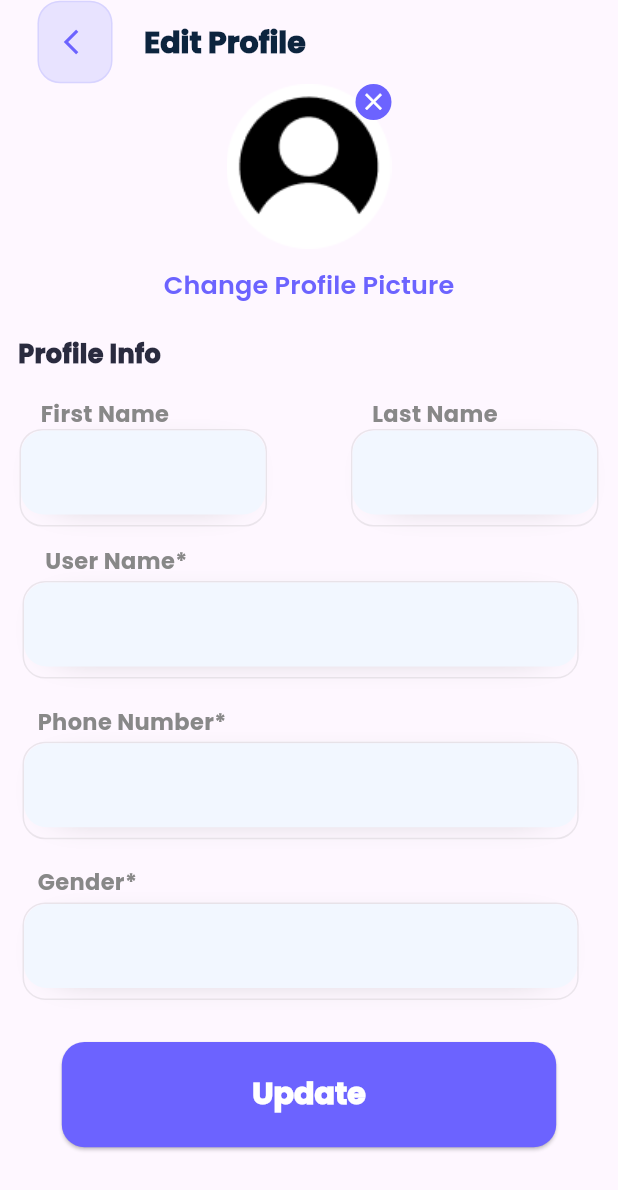
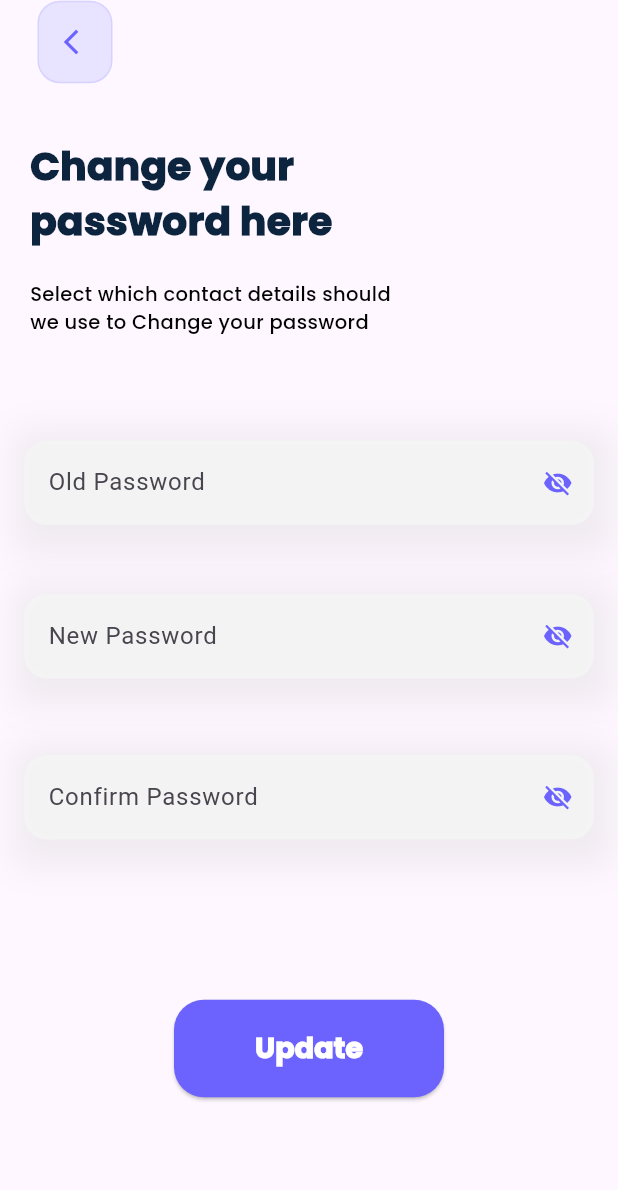
Before and after one commit to ayafathy1/Homefinder1, a Flutter app: the screen it shows after launch, on a phone screen of 412 x 824 dp. Shown: the top 1190 px of the screen. Run offline on Flutter 3.47's test engine with Material 3 defaults, Android fonts, the phone set to English and light mode, and no system bars; our stand-ins replace animated_splash_screen, dio, flutter_rating_bar, get, pretty_dio_logger, shared_preferences and 1 more; missing offline and left inert: flutter_arc_text, splash_view.

Commit message:
create change password screen

```diff
--- /dev/null
+++ b/homefinder1/lib/Screens/change_password/change_password_screen.dart
@@ -0,0 +1,215 @@
+import 'package:flutter/cupertino.dart';
+import 'package:flutter/material.dart';
+import 'package:get/get.dart';
+import 'package:homefinder1/Widget/custom_arrow_back.dart';
+import 'package:homefinder1/Widget/custom_elevated_button_widget.dart';
+import 'package:homefinder1/utilities/colors.dart';
+import 'package:homefinder1/utilities/constants.dart';
+
+import '../../Widget/custom_text_field_widget.dart';
+import 'controller/change_password_controller.dart';
+
+class ChangePasswordScreen extends StatefulWidget {
+  const ChangePasswordScreen ({super.key});
+
+  @override
+  State<ChangePasswordScreen> createState() => _ChangePasswordScreenState();
+}
+
+class _ChangePasswordScreenState extends State<ChangePasswordScreen> {
+  @override
+  Widget build(BuildContext context) {
+    return GetBuilder(
+        init: ChangePasswordController(),
+    builder: (ChangePasswordController controller) {
+    return  Scaffold(
+      appBar: AppBar(
+        leading: CustomArrowBack(),
+        leadingWidth: 75,
+      ),
+      body: Column(
+        crossAxisAlignment: CrossAxisAlignment.start,
+        children: [
+          Container(
+            margin: EdgeInsets.only(right: 5,left: 20,top: 15),
+            width: Get.width*0.5,
+            height: Get.height*0.14,
+            child: Center(
+              child: Text("Change your password here",
+                style: TextStyle(
+                    fontWeight: FontWeight.w900,
+                    fontSize: 26,
+                    fontFamily: kRegularFont,
+                    color: kDarkBlueColor
+                ),),
+            ),
+          ),
+          Container(
+            margin: EdgeInsets.only(left: 20),
+            width: Get.width*0.59,
+            height: Get.height*0.1,
+            child: Text("Select which contact details should we use to Change your password",
+              style: TextStyle(
+                  fontFamily: kRegularFont,
+                  fontSize: 13,
+                  fontWeight: FontWeight.w500,
+                  color: Colors.black
+              ),),
+          ),
+          Padding(
+            padding: const EdgeInsets.only(bottom: 5.0,top: 15),
+            child: Center(
+              child: Container(
+                width: Get.width*0.97,
+                height: Get.height*0.1,
+                decoration: BoxDecoration(
+                    boxShadow: [
+                      BoxShadow(
+                        blurRadius:18,
+                        color: Colors.grey.withOpacity(0.15),
+                        offset: Offset(3,3),
+
+                      )
+                    ]
+                ),
+                child: CustomTextFieldWidget(
+                  formColor: Color(0xffF3F3F3),
+                  Controller: controller.oldPasswordController,
+                  validator: controller.passwordValidator,
+                  keyboardType: TextInputType.visiblePassword,
+                  textfieldHint: "Old Password",
+                  ispasswordField: true,
+                  obscureText:  !controller.oldPasswordVisible,
+                  suffixIcon: IconButton(
+                    icon: Icon(
+                      // Based on passwordVisible state choose the icon
+                      controller.oldPasswordVisible
+                          ? Icons.visibility
+                          : Icons.visibility_off,
+                      color: kPrimaryColor,
+                      size: 20,
+                    ),
+                    onPressed: () {
+                      setState(() {
+                        controller.oldPasswordVisible = !controller.oldPasswordVisible;
+                      });
+                    },
+                  ),
+                ),
+              ),
+            ),
+          ),
+          Padding(
+            padding: const EdgeInsets.only(bottom: 5.0,top: 15),
+            child: Center(
+              child: Container(
+                width: Get.width*0.97,
+                height: Get.height*0.1,
+                decoration: BoxDecoration(
+                    boxShadow: [
+                      BoxShadow(
+                        blurRadius:18,
+                        color: Colors.grey.withOpacity(0.15),
+                        offset: Offset(3,3),
+
+                      )
+                    ]
+                ),
+                child: CustomTextFieldWidget(
+                  formColor: Color(0xffF3F3F3),
+                  Controller: controller.newPasswordController,
+                  validator: controller.passwordValidator,
+                  keyboardType: TextInputType.visiblePassword,
+                  textfieldHint: "New Password",
+                  ispasswordField: true,
+                  obscureText:  !controller.newPasswordVisible,
+                  suffixIcon: IconButton(
+                    icon: Icon(
+                      // Based on passwordVisible state choose the icon
+                      controller.newPasswordVisible
+                          ? Icons.visibility
+                          : Icons.visibility_off,
+                      color: kPrimaryColor,
+                      size: 20,
+                    ),
+                    onPressed: () {
+                      setState(() {
+                        controller.newPasswordVisible = !controller.newPasswordVisible;
+                      });
+                    },
+                  ),
+                ),
+              ),
+            ),
+          ),
+          Padding(
+            padding: const EdgeInsets.only(bottom: 20.0,top: 20),
+            child: Center(
+              child: Container(
+                width: Get.width*0.97,
+                height: Get.height*0.1,
+                decoration: BoxDecoration(
+                    boxShadow: [
+                      BoxShadow(
+                        blurRadius:18,
+                        color: Colors.grey.withOpacity(0.15),
+                        offset: Offset(3,3),
+
+                      )
+                    ]
+                ),
+                child: CustomTextFieldWidget(
+                  formColor: Color(0xffF3F3F3),
+                  Controller: controller.confirmPasswordController,
+                  validator: controller.confirmValidator,
+                  keyboardType: TextInputType.visiblePassword,
+                  textfieldHint: "Confirm Password",
+                  ispasswordField: true,
+                  obscureText:  !controller.confirmPasswordVisible,
+                  suffixIcon: IconButton(
+                    icon: Icon(
+                      // Based on passwordVisible state choose the icon
+                      controller.confirmPasswordVisible
+                          ? Icons.visibility
+                          : Icons.visibility_off,
+                      color: kPrimaryColor,
+                      size: 20,
+                    ),
+                    onPressed: () {
+                      setState(() {
+                        controller.confirmPasswordVisible = !controller.confirmPasswordVisible;
+                      });
+                    },
+                  ),
+                ),
+              ),
+            ),
+          ),
+          Container(
+            height: Get.height*0.25,
+            child: Center(
+              child: CustomElevatedButtonWidget(
+                  text: "Update",
+                  onPressed: (){if(controller.formkey.currentState!.validate()){
+
+                  }},
+                  textStyle: TextStyle(
+                    color: Colors.white,
+                    fontWeight: FontWeight.w900,
+                    fontSize: 19,
+                    fontFamily: kRegularFont
+                  ),
+                  style: ElevatedButton.styleFrom(
+                    backgroundColor: kPrimaryColor,
+                    shape: RoundedRectangleBorder(
+                      borderRadius: BorderRadius.circular(20)
+                    ),
+                    fixedSize: Size(180, 65)
+                  )),
+            ),
+          )
+        ],
+      ),
+    );});
+  }
+}
--- /dev/null
+++ b/homefinder1/lib/Screens/change_password/controller/change_password_controller.dart
@@ -0,0 +1,39 @@
+import 'package:flutter/cupertino.dart';
+import 'package:get/get.dart';
+
+class ChangePasswordController extends GetxController{
+  void onInit() {
+    super.onInit();
+    oldPasswordVisible = false;
+    newPasswordVisible = false;
+    confirmPasswordVisible = false;
+  }
+  bool oldPasswordVisible = false;
+  bool newPasswordVisible = false;
+  bool confirmPasswordVisible = false;
+
+
+  final  formkey =  GlobalKey<FormState>();
+  final oldPasswordController =  TextEditingController();
+  final newPasswordController =  TextEditingController();
+  final confirmPasswordController =  TextEditingController();
+  String? passwordValidator(password) {
+    if (RegExp(
+        r'^(?=.*?[A-Z])(?=.*?[a-z])(?=.*?[0-9])(?=.*?[!@#\$&*~]).{8,}$')
+        .hasMatch(password!)) {
+
+    } else {
+      return "   Enter Correct password";
+    }
+  }
+  String? confirmValidator (String? val){
+    if(val!.isEmpty)
+      return 'Empty';
+    else if(val != newPasswordController.text)
+      return 'Not Match';
+    else if(!RegExp(r'^(?=.*?[A-Z])(?=.*?[a-z])(?=.*?[0-9])(?=.*?[!@#\$&*~]).{8,}$').hasMatch(val))
+    {
+      return "Please Enter a Valid password";
+    }else return null;
+  }
+}
--- a/homefinder1/lib/Widget/custom_text_field_widget.dart
+++ b/homefinder1/lib/Widget/custom_text_field_widget.dart
@@ -4,25 +4,25 @@ import 'package:flutter/material.dart';
 class CustomTextFieldWidget extends StatelessWidget{
 
 
-  const CustomTextFieldWidget({Key? key, required this.Controller, required this.validator, required this.keyboardType, required this.textfieldHint, required this.textfieldIcon, required this.ispasswordField, required this.obscureText, required this.suffixIcon}) : super (key: key);
+  const CustomTextFieldWidget({Key? key, required this.Controller, required this.validator, required this.keyboardType, required this.textfieldHint, this.textfieldIcon, required this.ispasswordField, required this.obscureText,  this.suffixIcon, this.formColor}) : super (key: key);
 
 
   final TextEditingController Controller;
   final String? Function(String?) validator ;
   final TextInputType keyboardType ;
   final String textfieldHint;
-
-  final Widget textfieldIcon;
+  final Color? formColor;
+  final Widget? textfieldIcon;
   final bool ispasswordField;
   final bool obscureText ;
-  final Widget suffixIcon;
+  final Widget? suffixIcon;
 
   @override
   Widget build(BuildContext context) {
     return
 
     Padding(
-      padding: const EdgeInsets.all(10.0),
+      padding:  EdgeInsets.all(10.0),
       child: TextFormField(
         cursorColor: Color(0xff6C63FF),
         obscuringCharacter: '*',
@@ -32,7 +32,7 @@ class CustomTextFieldWidget extends StatelessWidget{
         keyboardType: keyboardType,
         decoration: InputDecoration(
           filled: true,
-          fillColor: Color(0xffF4F4F4),
+          fillColor: formColor??Color(0xffF4F4F4),
           hintText: textfieldHint,
           suffixIcon: suffixIcon,
           prefixIcon:textfieldIcon,
--- a/homefinder1/lib/main.dart
+++ b/homefinder1/lib/main.dart
@@ -4,6 +4,7 @@ import 'package:homefinder1/Screens/Featured%20Estates/featured_estates.dart';
 import 'package:homefinder1/Screens/SplashScreen/splash_Screen.dart';
 import 'package:homefinder1/Screens/add_review/add_review_screen.dart';
 
+import 'Screens/change_password/change_password_screen.dart';
 import 'Screens/edit_profile/edit_profile.dart';
 import 'Screens/home/home_screen.dart';
 import 'Screens/search_filter/search_filter_screen.dart';
@@ -22,7 +23,7 @@ class MyApp extends StatelessWidget {
     return GetMaterialApp(
      debugShowCheckedModeBanner: false,
         color: Colors.transparent,
-      home: UploadPhotoScreen()
+      home: ChangePasswordScreen()
     );
   }
 }
```
